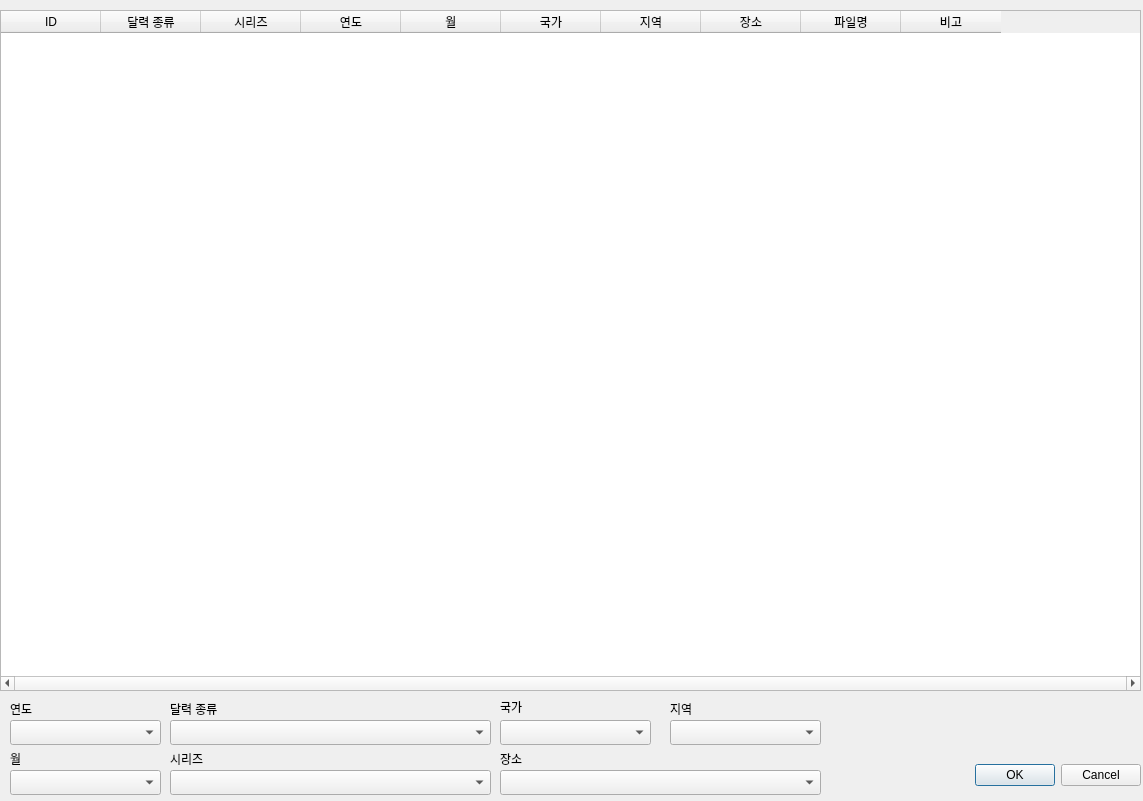
wereno4/churchalbum, file find.ui: the form before one commit.
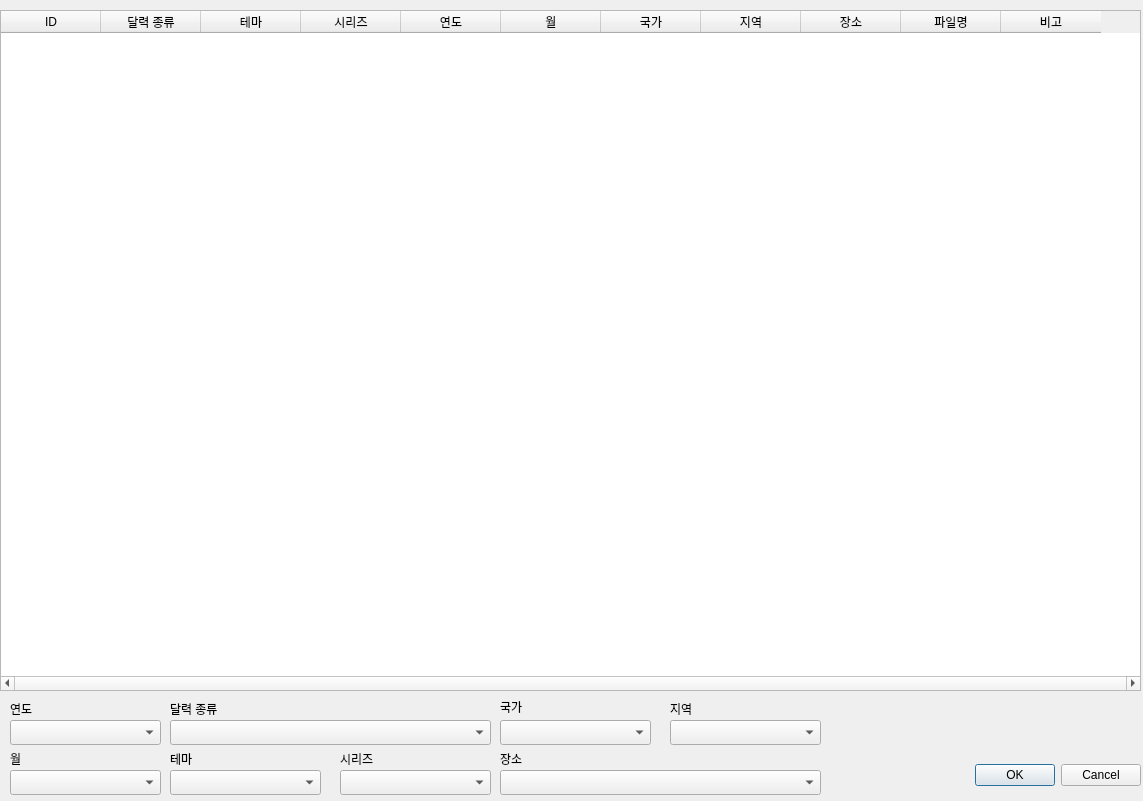
The form after the commit.

Commit message: seperate theme and series

What changed in the file:
```diff
--- a/find.ui
+++ b/find.ui
@@ -59,7 +59,7 @@
     <string>달력 종류</string>
    </property>
   </widget>
-  <widget class="QLabel" name="serieslabel">
+  <widget class="QLabel" name="themelabel">
    <property name="geometry">
     <rect>
      <x>170</x>
@@ -69,7 +69,7 @@
     </rect>
    </property>
    <property name="text">
-    <string>시리즈</string>
+    <string>테마</string>
    </property>
   </widget>
   <widget class="QLabel" name="yearlabel">
@@ -141,12 +141,12 @@
     <string>지역</string>
    </property>
   </widget>
-  <widget class="QComboBox" name="series">
+  <widget class="QComboBox" name="theme">
    <property name="geometry">
     <rect>
      <x>170</x>
      <y>770</y>
-     <width>321</width>
+     <width>151</width>
      <height>25</height>
     </rect>
    </property>
@@ -212,6 +212,11 @@
      <string>달력 종류</string>
     </property>
    </column>
+   <column>
+    <property name="text">
+     <string>테마</string>
+    </property>
+   </column>
    <column>
     <property name="text">
      <string>시리즈</string>
@@ -253,6 +258,29 @@
     </property>
    </column>
   </widget>
+  <widget class="QLabel" name="serieslabel">
+   <property name="geometry">
+    <rect>
+     <x>340</x>
+     <y>750</y>
+     <width>67</width>
+     <height>17</height>
+    </rect>
+   </property>
+   <property name="text">
+    <string>시리즈</string>
+   </property>
+  </widget>
+  <widget class="QComboBox" name="series">
+   <property name="geometry">
+    <rect>
+     <x>340</x>
+     <y>770</y>
+     <width>151</width>
+     <height>25</height>
+    </rect>
+   </property>
+  </widget>
  </widget>
  <resources/>
  <connections/>
```
The commit also changes 8 other files.
